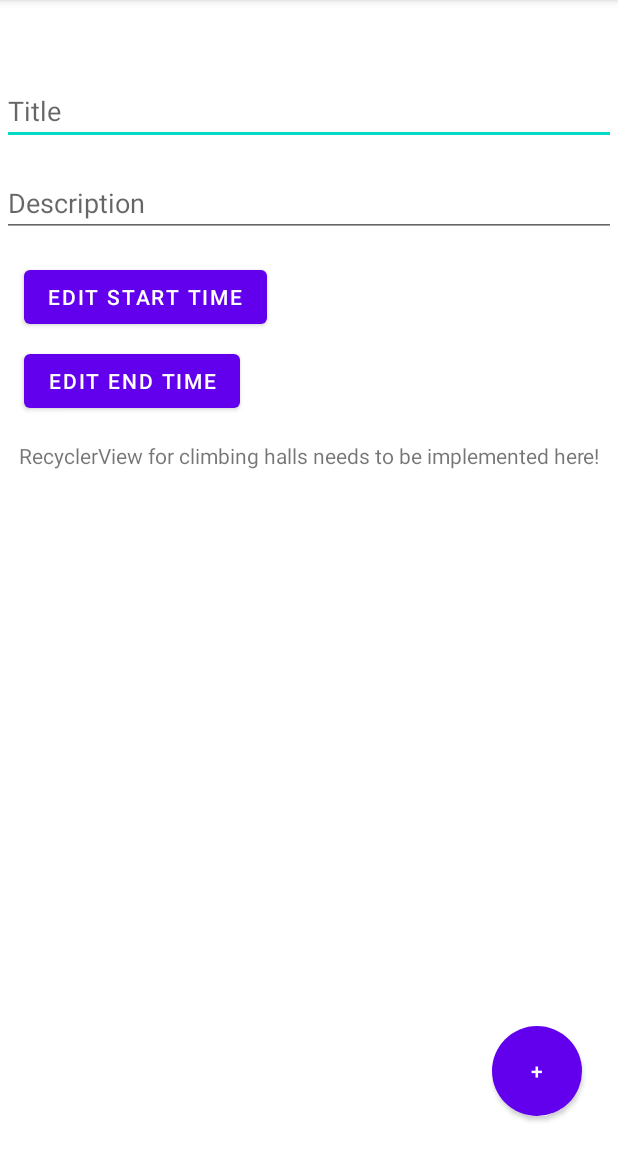
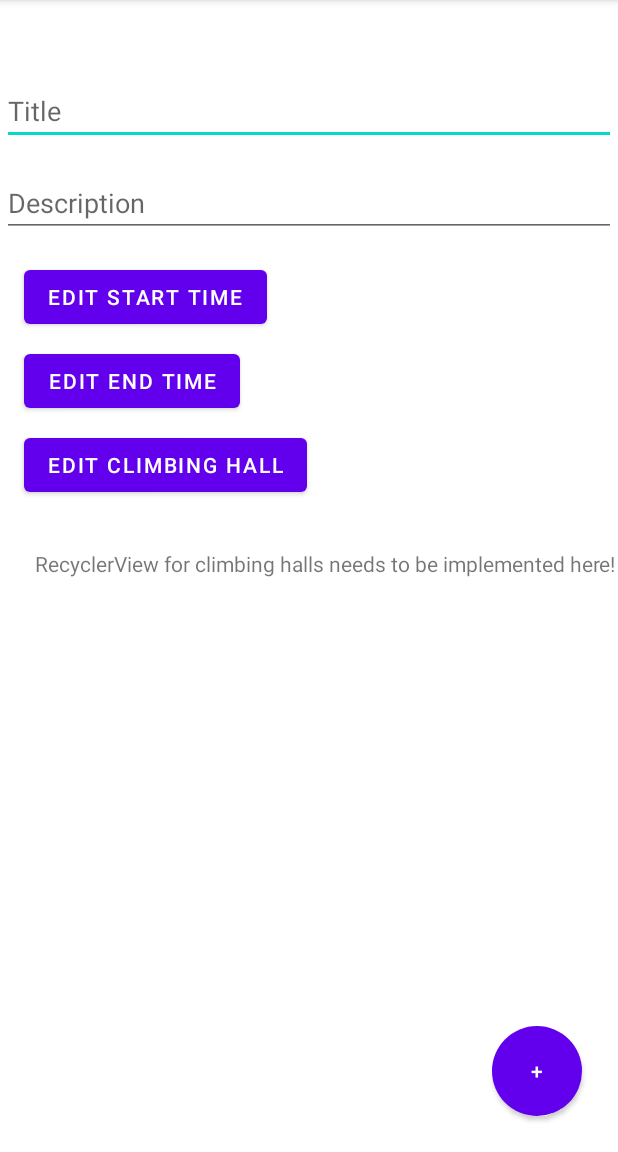
Before and after one commit to jeffeehsiung/Bouldering_Social_App, an Android app: the EventCreator screen opened directly, with no data from a screen before it, on a phone screen of 412 x 824 dp, the part 84-1236 px from its top. Run offline under Robolectric (Android 15) with nearby library versions, the phone set to English and light mode, and no system bars; 3 statements that could not run were skipped.

Commit message:
Added recyclerview to select Climbinghall for event (not fully functional yet)

```diff
--- a/app/src/main/res/layout/create_event_view.xml
+++ b/app/src/main/res/layout/create_event_view.xml
@@ -85,11 +85,12 @@
     <TextView
         android:layout_width="wrap_content"
         android:layout_height="wrap_content"
-        android:layout_marginTop="16dp"
+        android:layout_marginTop="32dp"
         android:text="RecyclerView for climbing halls needs to be implemented here!"
         app:layout_constraintEnd_toEndOf="parent"
+        app:layout_constraintHorizontal_bias="0.944"
         app:layout_constraintStart_toStartOf="parent"
-        app:layout_constraintTop_toBottomOf="@+id/btnEditEndTime" />
+        app:layout_constraintTop_toBottomOf="@+id/btnAddClimbingHall" />
 
     <Button
         android:layout_width="60dp"
@@ -102,4 +103,24 @@
         app:layout_constraintBottom_toBottomOf="parent"
         app:layout_constraintEnd_toEndOf="parent" />
 
+    <Button
+        android:id="@+id/btnAddClimbingHall"
+        android:layout_width="wrap_content"
+        android:layout_height="wrap_content"
+        android:layout_marginStart="16dp"
+        android:layout_marginTop="8dp"
+        android:onClick="onBtnEditHall_Click"
+        android:text="edit climbing hall"
+        app:layout_constraintStart_toStartOf="parent"
+        app:layout_constraintTop_toBottomOf="@+id/btnEditEndTime" />
+
+    <TextView
+        android:id="@+id/lblClimbingHall"
+        android:layout_width="wrap_content"
+        android:layout_height="wrap_content"
+        android:layout_marginStart="16dp"
+        android:layout_marginTop="16dp"
+        app:layout_constraintStart_toEndOf="@+id/btnAddClimbingHall"
+        app:layout_constraintTop_toTopOf="@+id/btnAddClimbingHall" />
+
 </androidx.constraintlayout.widget.ConstraintLayout>
```
Also changed, not shown: app/src/main/java/be/kuleuven/timetoclimb/Climbinghall.java (+8 -8 lines), app/src/main/java/be/kuleuven/timetoclimb/EventCreator.java (+6 -11 lines), app/src/main/java/be/kuleuven/timetoclimb/SelectClimbingHall.java (+35 -0 lines), app/src/main/java/be/kuleuven/timetoclimb/adapter/RecyclerAdapter.java (+13 -3 lines).
